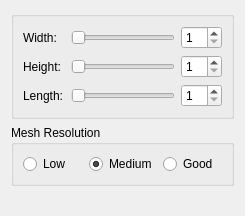
The window that src/core/widgets/volume_resize_widget.ui (jdms/rrm) describes before a commit, drawn with Qt 5.
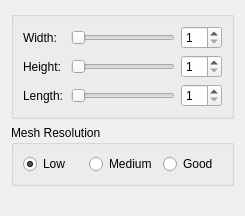
The same window after the commit.

```diff
--- a/src/core/widgets/volume_resize_widget.ui
+++ b/src/core/widgets/volume_resize_widget.ui
@@ -100,7 +100,7 @@
            <string>Low</string>
           </property>
           <property name="checked">
-           <bool>false</bool>
+           <bool>true</bool>
           </property>
          </widget>
         </item>
@@ -110,7 +110,7 @@
            <string>Medium</string>
           </property>
           <property name="checked">
-           <bool>true</bool>
+           <bool>false</bool>
           </property>
          </widget>
         </item>
```
